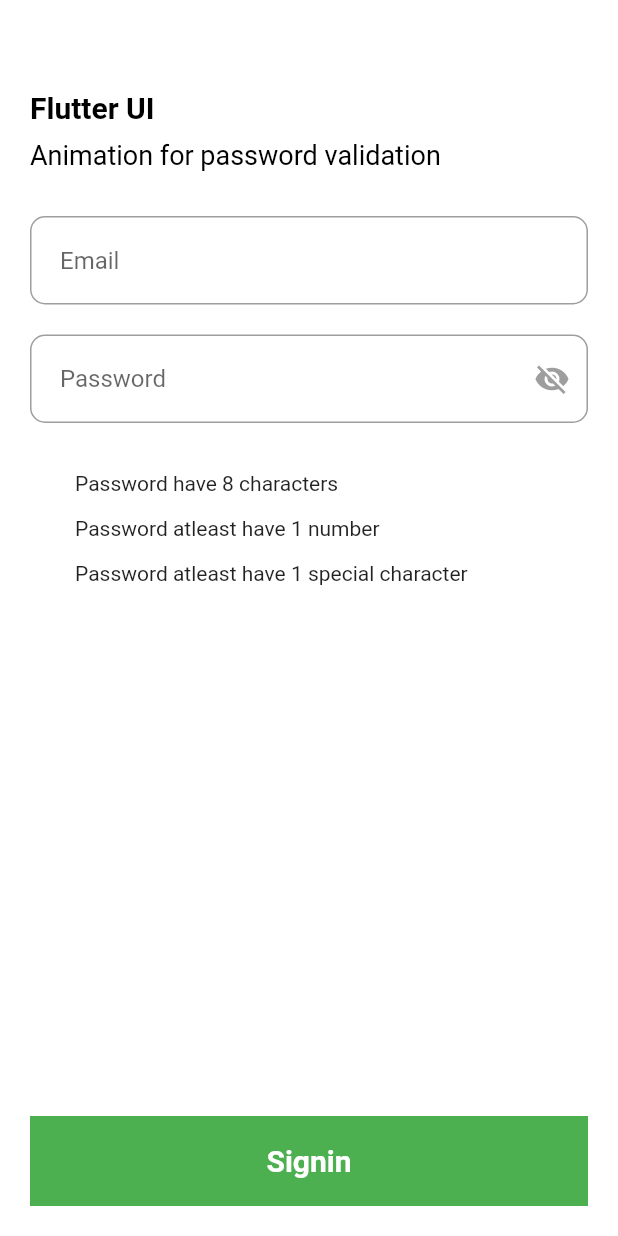
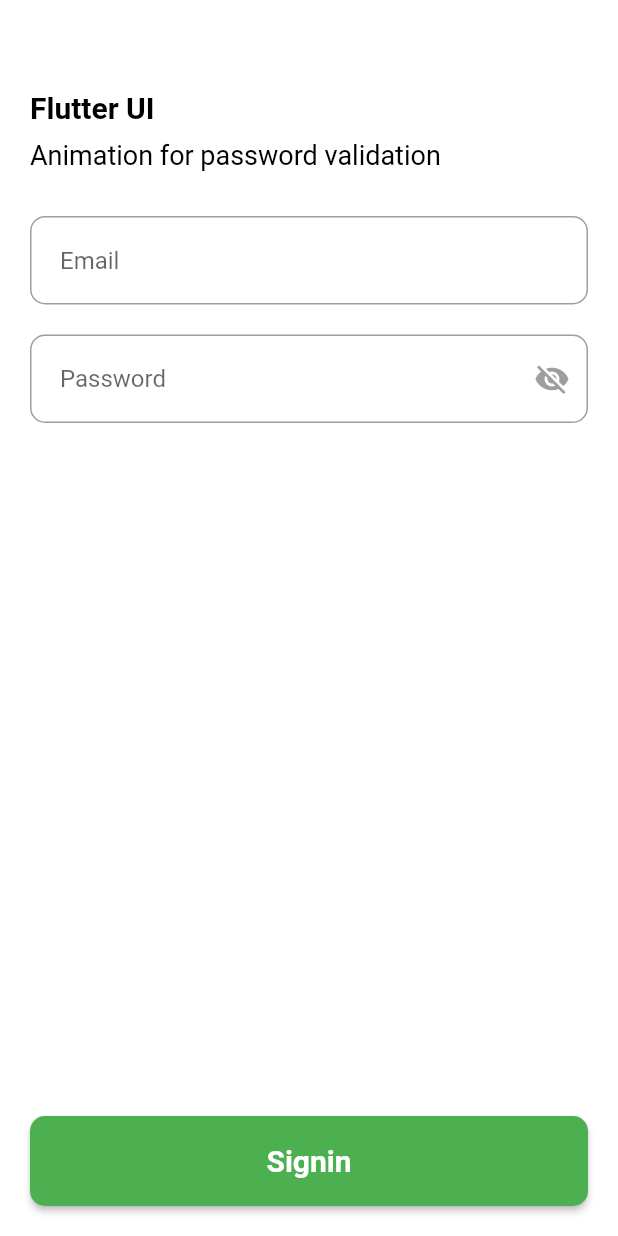
Before and after one commit to naveeramesh/flutter_ui, a Flutter app: the screen it shows after launch, on a phone screen of 412 x 824 dp. Run offline on Flutter 3.47's test engine with Material 2 defaults, Android fonts, the phone set to English and light mode, and no system bars; our stand-ins replace google_fonts; Roboto replaces fonts that are missing (Ubuntu).

Commit message:
fix/Completed

```diff
--- a/lib/LoGin.dart
+++ b/lib/LoGin.dart
@@ -127,6 +127,9 @@ class _HomePageState extends State<HomePage> {
                       color: _isPasswordEightCharacters
                           ? Colors.red
                           : Colors.transparent,
+                      border: _isPasswordEightCharacters
+                          ? Border.all(color: Colors.transparent)
+                          : Border.all(color: Colors.transparent),
                       borderRadius: BorderRadius.circular(50)),
                   child: Center(
                     child: Icon(
@@ -139,10 +142,11 @@ class _HomePageState extends State<HomePage> {
                 SizedBox(
                   width: 10,
                 ),
-                Text(
-                  "Password have 8 characters",
-                  style: GoogleFonts.ubuntu(),
-                )
+                Text("Password have 8 characters",
+                    style: GoogleFonts.ubuntu(
+                        color: _isPasswordEightCharacters
+                            ? Colors.black
+                            : Colors.transparent))
               ],
             ),
             SizedBox(
@@ -158,6 +162,9 @@ class _HomePageState extends State<HomePage> {
                       color: _hasPasswordOneNumber
                           ? Colors.red
                           : Colors.transparent,
+                      border: _hasPasswordOneNumber
+                          ? Border.all(color: Colors.transparent)
+                          : Border.all(color: Colors.transparent),
                       borderRadius: BorderRadius.circular(50)),
                   child: Center(
                     child: Icon(
@@ -172,7 +179,10 @@ class _HomePageState extends State<HomePage> {
                 ),
                 Text(
                   "Password atleast have 1 number",
-                  style: GoogleFonts.ubuntu(),
+                  style: GoogleFonts.ubuntu(
+                      color: _hasPasswordOneNumber
+                          ? Colors.black
+                          : Colors.transparent),
                 )
               ],
             ),
@@ -189,6 +199,9 @@ class _HomePageState extends State<HomePage> {
                       color: _hasPasswordOneSplCh
                           ? Colors.red
                           : Colors.transparent,
+                      border: _hasPasswordOneSplCh
+                          ? Border.all(color: Colors.transparent)
+                          : Border.all(color: Colors.transparent),
                       borderRadius: BorderRadius.circular(50)),
                   child: Center(
                     child: Icon(
@@ -203,13 +216,17 @@ class _HomePageState extends State<HomePage> {
                 ),
                 Text(
                   "Password atleast have 1 special character",
-                  style: GoogleFonts.ubuntu(),
+                  style: GoogleFonts.ubuntu(
+                      color: _hasPasswordOneSplCh
+                          ? Colors.black
+                          : Colors.transparent),
                 )
               ],
             ),
             Spacer(),
-            Container(
+            MaterialButton(
               height: 60,
+              onPressed: () {},
               color: Colors.green,
               child: Center(
                 child: Text(
@@ -220,7 +237,9 @@ class _HomePageState extends State<HomePage> {
                       fontWeight: FontWeight.bold),
                 ),
               ),
-            ),
+              shape: RoundedRectangleBorder(
+                  borderRadius: BorderRadius.circular(10)),
+            )
           ],
         ),
       ),
```
